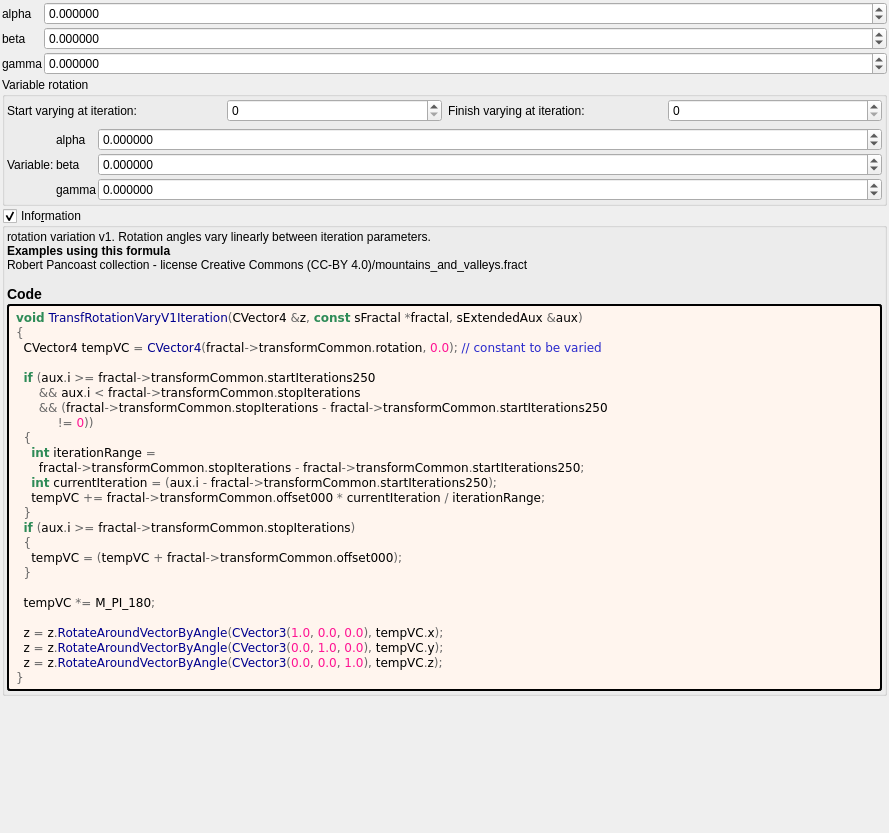
buddhi1980/mandelbulber2, file mandelbulber2/formula/ui/transf_rotation_vary_v1.ui: the form before one commit.
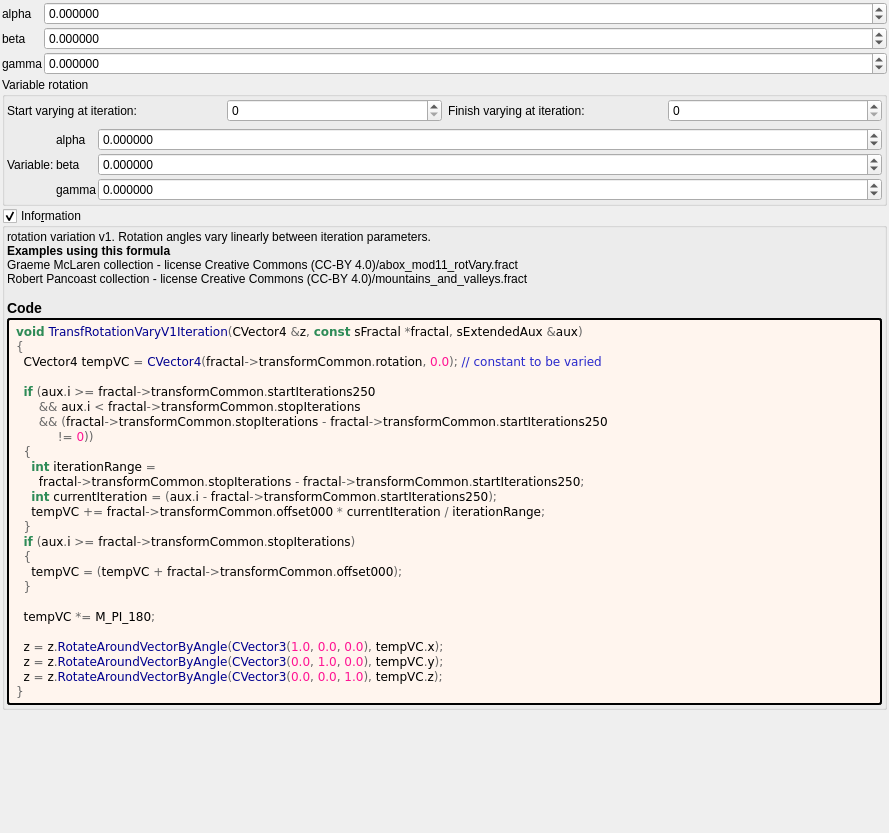
The form after the commit. Custom widgets are drawn as their Qt base class.

Patch:
```diff
--- a/mandelbulber2/formula/ui/transf_rotation_vary_v1.ui
+++ b/mandelbulber2/formula/ui/transf_rotation_vary_v1.ui
@@ -363,7 +363,7 @@
         <property name="text">
          <string notr="true">&lt;p&gt;rotation variation v1. Rotation angles vary linearly between iteration parameters.&lt;/p&gt;&lt;table&gt;
 &lt;/table&gt;
-&lt;br&gt;&lt;b&gt;Examples using this formula&lt;/b&gt;&lt;br&gt;Robert Pancoast collection - license Creative Commons (CC-BY 4.0)/mountains_and_valleys.fract&lt;h3&gt;Code&lt;/h3&gt;</string>
+&lt;br&gt;&lt;b&gt;Examples using this formula&lt;/b&gt;&lt;br&gt;Graeme McLaren  collection - license Creative Commons  (CC-BY 4.0)/abox_mod11_rotVary.fract&lt;br&gt;Robert Pancoast collection - license Creative Commons (CC-BY 4.0)/mountains_and_valleys.fract&lt;h3&gt;Code&lt;/h3&gt;</string>
         </property>
         <property name="wordWrap">
          <bool>true</bool>
```
